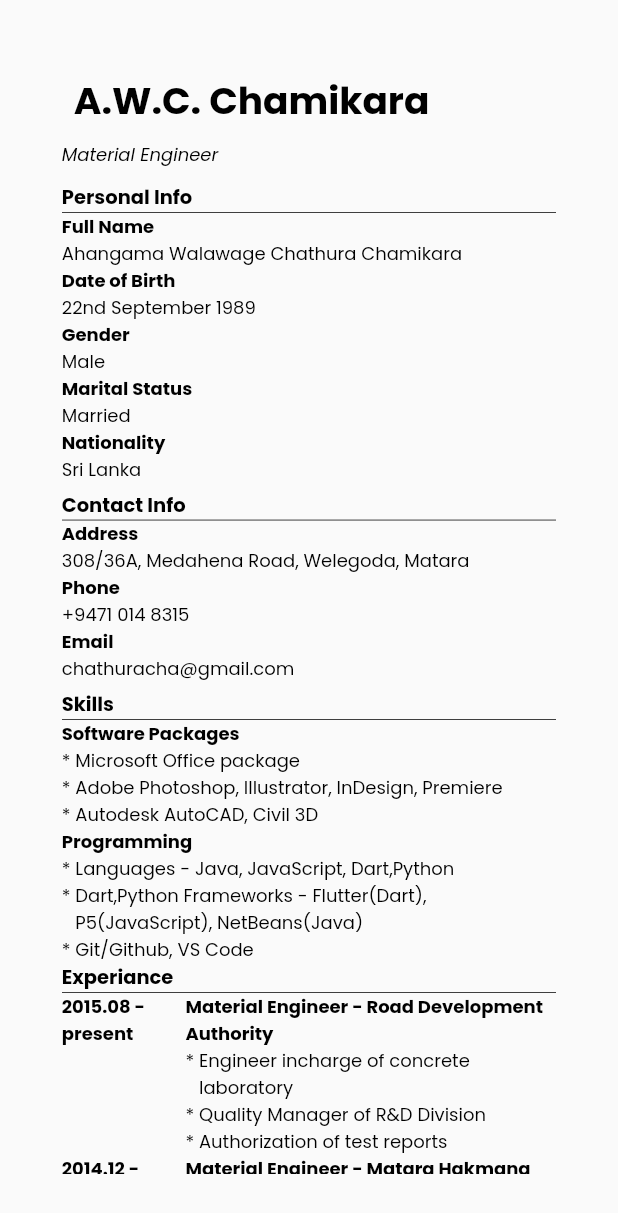
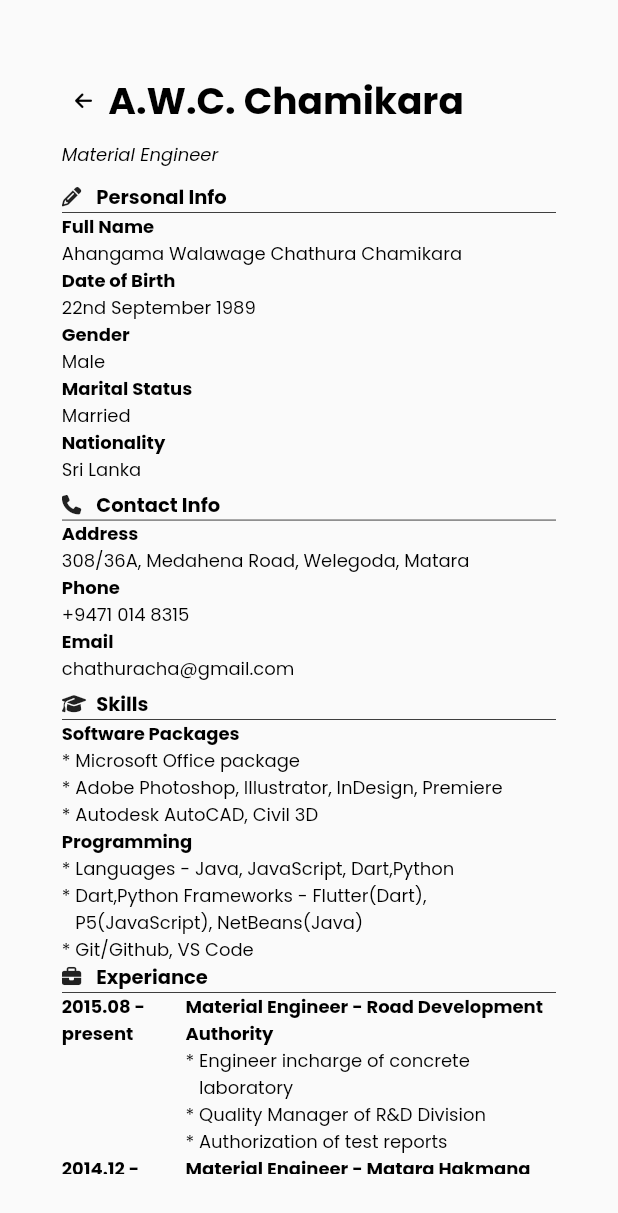
Before and after one commit to chathurach/portfolio_2022, a Flutter app: the screen it shows after launch, after a tap on "Protfolio", on a phone screen of 412 x 824 dp. Shown: the top 1213 px of the screen. Run offline on Flutter 3.47's test engine with Material 2 defaults, Android fonts, the light colour scheme and no system bars; our stand-ins replace font_awesome_flutter, google_fonts.

Commit message:
added icons

```diff
--- a/lib/Portfolio Page/Portfolio.dart
+++ b/lib/Portfolio Page/Portfolio.dart
@@ -1,6 +1,7 @@
 import 'dart:convert';
 
 import 'package:flutter/material.dart';
+import 'package:font_awesome_flutter/font_awesome_flutter.dart';
 import 'package:google_fonts/google_fonts.dart';
 import 'package:url_launcher/url_launcher.dart';
 
@@ -26,7 +27,19 @@ class portfolio extends StatelessWidget {
                   onPressed: () {
                     Navigator.pop(context);
                   },
-                  child: Text(
+                  child: Row(
+                    children: [
+                      Icon(
+                        FontAwesomeIcons.arrowLeft,
+                        color: Colors.black,
+                        size: swidth > sheigth && swidth > 800
+                            ? swidth * 0.017
+                            : 13.0,
+                      ),
+                      const SizedBox(
+                        width: 10.0,
+                      ),
+                      Text(
                         "A.W.C. Chamikara",
                         style: GoogleFonts.poppins(
                           fontSize: swidth > sheigth ? swidth * 0.06 : 25.0,
@@ -34,6 +47,8 @@ class portfolio extends StatelessWidget {
                           color: Colors.black,
                           height: 1.5,
                         ),
+                      ),
+                    ],
                   ),
                 ),
                 Text(
@@ -60,9 +75,22 @@ class portfolio extends StatelessWidget {
                             child: Column(
                               crossAxisAlignment: CrossAxisAlignment.start,
                               children: [
+                                Row(
+                                  children: [
+                                    Icon(
+                                      FontAwesomeIcons.pencil,
+                                      size: swidth > sheigth && swidth > 800
+                                          ? swidth * 0.017
+                                          : 13.0,
+                                    ),
+                                    const SizedBox(
+                                      width: 10.0,
+                                    ),
                                     Text(
                                       "Personal Info",
                                       style: headingFont1(context),
+                                    ),
+                                  ],
                                 ),
                                 const Divider(
                                   height: 1.0,
@@ -98,9 +126,22 @@ class portfolio extends StatelessWidget {
                             child: Column(
                               crossAxisAlignment: CrossAxisAlignment.start,
                               children: [
+                                Row(
+                                  children: [
+                                    Icon(
+                                      FontAwesomeIcons.phone,
+                                      size: swidth > sheigth && swidth > 800
+                                          ? swidth * 0.017
+                                          : 13.0,
+                                    ),
+                                    const SizedBox(
+                                      width: 10.0,
+                                    ),
                                     Text(
                                       "Contact Info",
                                       style: headingFont1(context),
+                                    ),
+                                  ],
                                 ),
                                 const Divider(
                                   height: 1.0,
@@ -130,9 +171,22 @@ class portfolio extends StatelessWidget {
                             child: Column(
                               crossAxisAlignment: CrossAxisAlignment.start,
                               children: [
+                                Row(
+                                  children: [
+                                    Icon(
+                                      FontAwesomeIcons.graduationCap,
+                                      size: swidth > sheigth && swidth > 800
+                                          ? swidth * 0.017
+                                          : 13.0,
+                                    ),
+                                    const SizedBox(
+                                      width: 10.0,
+                                    ),
                                     Text(
                                       "Skills",
                                       style: headingFont1(context),
+                                    ),
+                                  ],
                                 ),
                                 const Divider(
                                   height: 1.0,
@@ -228,9 +282,22 @@ class portfolio extends StatelessWidget {
                               // SizedBox(
                               //   width: swidth * 0.5,
                               // ),
+                              Row(
+                                children: [
+                                  Icon(
+                                    FontAwesomeIcons.briefcase,
+                                    size: swidth > sheigth && swidth > 800
+                                        ? swidth * 0.017
+                                        : 13.0,
+                                  ),
+                                  const SizedBox(
+                                    width: 10.0,
+                                  ),
                                   Text(
                                     "Experiance",
                                     style: headingFont1(context),
+                                  ),
+                                ],
                               ),
                               const Divider(
                                 height: 1.0,
@@ -421,9 +488,22 @@ class portfolio extends StatelessWidget {
                               // SizedBox(
                               //   width: swidth * 0.5,
                               // ),
+                              Row(
+                                children: [
+                                  Icon(
+                                    FontAwesomeIcons.graduationCap,
+                                    size: swidth > sheigth && swidth > 800
+                                        ? swidth * 0.017
+                                        : 13.0,
+                                  ),
+                                  const SizedBox(
+                                    width: 10.0,
+                                  ),
                                   Text(
                                     "Education",
                                     style: headingFont1(context),
+                                  ),
+                                ],
                               ),
                               const Divider(
                                 height: 1.0,
@@ -588,9 +668,22 @@ class portfolio extends StatelessWidget {
                               // SizedBox(
                               //   width: swidth * 0.5,
                               // ),
+                              Row(
+                                children: [
+                                  Icon(
+                                    FontAwesomeIcons.certificate,
+                                    size: swidth > sheigth && swidth > 800
+                                        ? swidth * 0.017
+                                        : 13.0,
+                                  ),
+                                  const SizedBox(
+                                    width: 10.0,
+                                  ),
                                   Text(
                                     "Certification",
                                     style: headingFont1(context),
+                                  ),
+                                ],
                               ),
                               const Divider(
                                 height: 1.0,
@@ -657,9 +750,22 @@ class portfolio extends StatelessWidget {
                           child: Column(
                             crossAxisAlignment: CrossAxisAlignment.start,
                             children: [
+                              Row(
+                                children: [
+                                  Icon(
+                                    FontAwesomeIcons.handshake,
+                                    size: swidth > sheigth && swidth > 800
+                                        ? swidth * 0.017
+                                        : 13.0,
+                                  ),
+                                  const SizedBox(
+                                    width: 10.0,
+                                  ),
                                   Text(
                                     "Professional Qualifications",
                                     style: headingFont1(context),
+                                  ),
+                                ],
                               ),
                               const Divider(
                                 height: 1.0,
```
Also changed, not shown: 9 other files. Lines whose indentation alone changed are shown as unchanged.
